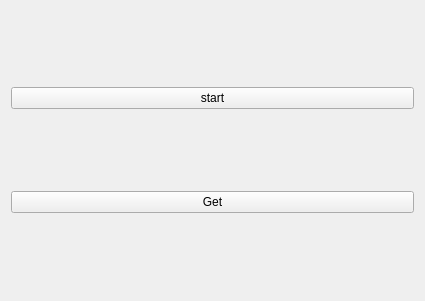
Qt form 021QThread/widget.ui (3001ssw/qt_cpp_study) before a commit.
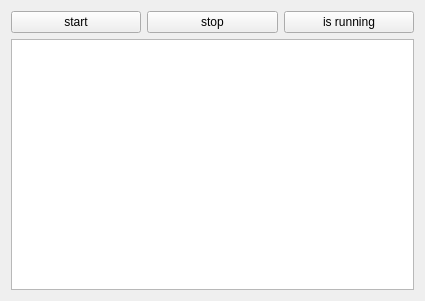
The same form after that commit.

Commit message: - Add ui code: Thread start/stop/is running - delete ui code: get value

Patch:
```diff
--- a/021QThread/widget.ui
+++ b/021QThread/widget.ui
@@ -17,6 +17,8 @@
    <item>
     <layout class="QVBoxLayout" name="verticalLayout">
      <item>
+      <layout class="QHBoxLayout" name="horizontalLayout_2">
+       <item>
       <widget class="QPushButton" name="pbtStart">
        <property name="text">
         <string>start</string>
@@ -24,11 +26,23 @@
       </widget>
      </item>
      <item>
-      <widget class="QPushButton" name="pbtGet">
+        <widget class="QPushButton" name="pbtStop">
        <property name="text">
-        <string>Get</string>
-       </property>
-      </widget>
+          <string>stop</string>
+         </property>
+        </widget>
+       </item>
+       <item>
+        <widget class="QPushButton" name="pbtIsRunnig">
+         <property name="text">
+          <string>is running</string>
+         </property>
+        </widget>
+       </item>
+      </layout>
+     </item>
+     <item>
+      <widget class="QTextEdit" name="textEdit"/>
      </item>
     </layout>
    </item>
```
Lines whose indentation alone changed are shown as unchanged. The commit also changes 4 other files.
